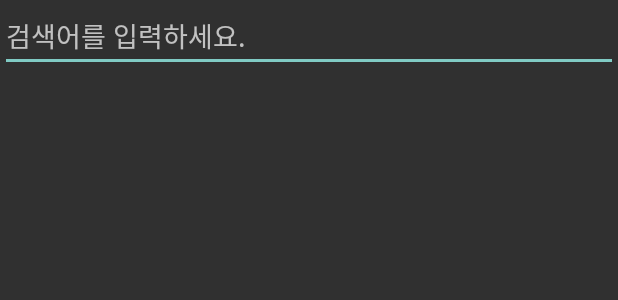
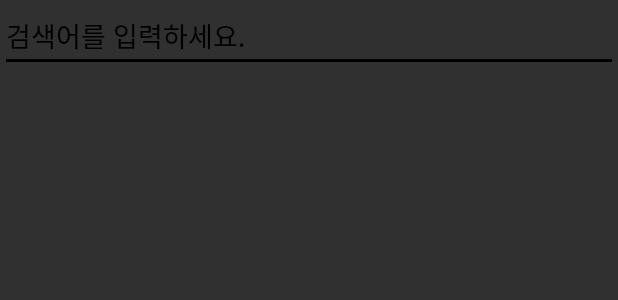
Before and after one commit to HwangEyiKwon/Achievement_Of_All, an Android app: the layout fragment_home_search.xml on its own in the app's theme, with its tools: preview values and no code run, on a phone screen of 412 x 824 dp. Shown: the top 300 px of the screen. Run offline under Robolectric (Android 15) with nearby library versions, the light colour scheme and no system bars; network calls fail.

Commit message:
2018/11/11 PSH SearchPage ing

```diff
--- a/AndroidStudioProjects_real/AchievementOfAll/AchievementOfAll/app/src/main/java/com/example/parkseunghyun/achievementofall/volleyHttpSevice.kt
+++ b/AndroidStudioProjects_real/AchievementOfAll/AchievementOfAll/app/src/main/java/com/example/parkseunghyun/achievementofall/volleyHttpSevice.kt
@@ -122,8 +122,10 @@ object VolleyHttpService{
     }
     fun getSearchData(context: Context, success: (JSONObject)->Unit){
 
+        println("getSearchData!!!!!!!!")
+
         var searchDataRequest = object : JsonObjectRequest(Request.Method.GET,"${address}/getSearchData",null, Response.Listener{ response ->
-            println("서버 수신: $response")
+            println("서버 수신 getSearchData: $response")
             success(response)
 
         }, Response.ErrorListener { error ->
--- a/AndroidStudioProjects_real/AchievementOfAll/AchievementOfAll/app/src/main/res/layout/fragment_home_search.xml
+++ b/AndroidStudioProjects_real/AchievementOfAll/AchievementOfAll/app/src/main/res/layout/fragment_home_search.xml
@@ -8,12 +8,15 @@
         android:layout_width="match_parent"
         android:layout_height="match_parent"
         android:orientation="vertical">
+
         <EditText
             android:id="@+id/editSearch"
             android:layout_width="match_parent"
             android:layout_height="wrap_content"
+            android:hint="검색어를 입력하세요."
             android:textColor="@android:color/black"
-            android:hint="검색어를 입력하세요."/>
+            android:textColorHint="@android:color/black"
+            android:backgroundTint="@android:color/black"/>
 
         <ListView
             android:id="@+id/listView"
```
Also changed, not shown: AndroidStudioProjects_real/AchievementOfAll/AchievementOfAll/app/src/main/java/com/example/parkseunghyun/achievementofall/HomeSearchPager.kt (+29 -16 lines), 3 other files.
